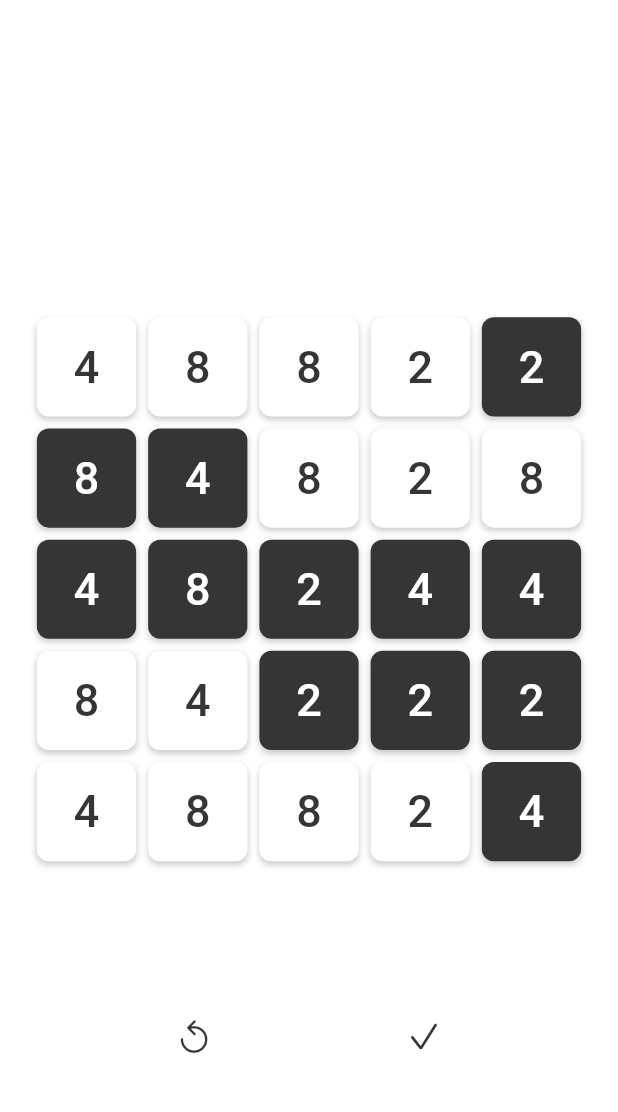
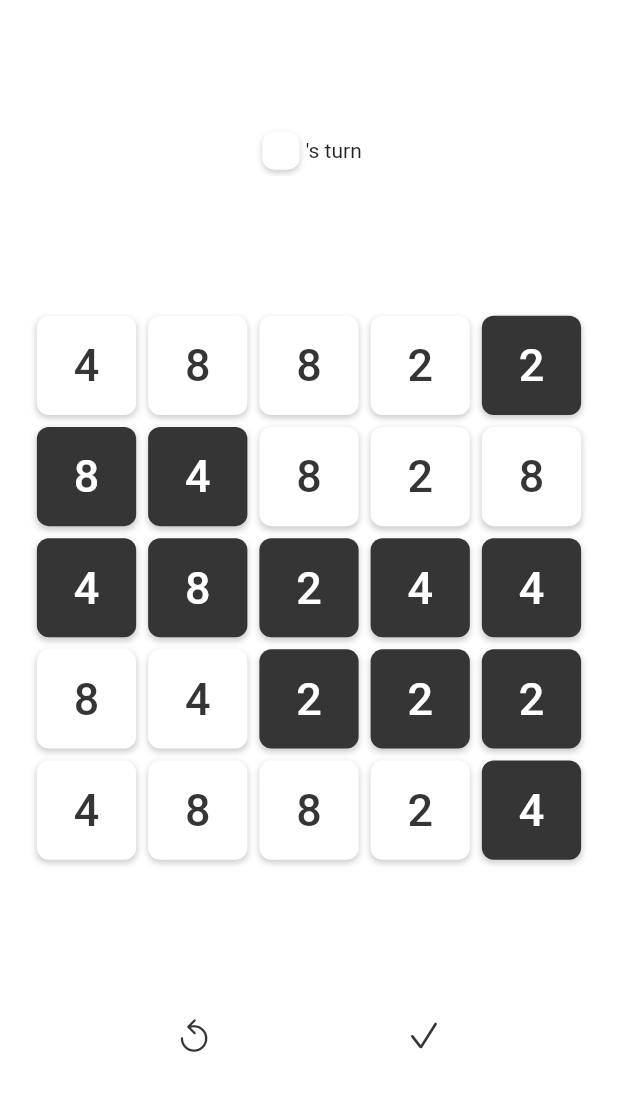
Before and after one commit to saat-sy/gobble, a Flutter app: the screen it shows after launch, after a tap on "Start", on a phone screen of 412 x 824 dp, the part 61-1173 px from its top. Run offline on Flutter 3.47's test engine with Material 2 defaults, Android fonts, the phone set to English and light mode, and no system bars; our stand-ins replace bloc, cloud_firestore, equatable, firebase_core, flutter_bloc, flutter_spinkit and 1 more; accounts and stored records are empty.

Commit message:
Fixed my stupidity

```diff
--- a/lib/multiplayer/multiplayer_bloc.dart
+++ b/lib/multiplayer/multiplayer_bloc.dart
@@ -23,19 +23,23 @@ class MultiplayerBloc extends Bloc<MultiplayerEvent, MultiplayerState> {
   CollectionReference rooms = FirebaseFirestore.instance.collection("Rooms");
 
   void _init(MultiplayerInitEvent event, Emitter<MultiplayerState> emit) async {
-    final prefs = await SharedPreferences.getInstance();
-    final String? code = prefs.getString(GobbleStrings.code);
+    // final prefs = await SharedPreferences.getInstance();
+    // final String? code = prefs.getString(GobbleStrings.code);
 
-    if (code != null) {
-      emit(InitMultiPlayerState(
-        isCodeAvailable: true,
-        code: code,
-      ));
-    } else {
-      emit(const InitMultiPlayerState(
-        isCodeAvailable: false,
-      ));
-    }
+    // if (code != null) {
+    //   emit(InitMultiPlayerState(
+    //     isCodeAvailable: true,
+    //     code: code,
+    //   ));
+    // } else {
+    //   emit(const InitMultiPlayerState(
+    //     isCodeAvailable: false,
+    //   ));
+    // }
+
+    emit(const InitMultiPlayerState(
+      isCodeAvailable: false,
+    ));
   }
 
   void _generateCode(GenerateCode event, Emitter<MultiplayerState> emit) async {
--- a/lib/puzzle/bloc/puzzle_bloc.dart
+++ b/lib/puzzle/bloc/puzzle_bloc.dart
@@ -25,7 +25,6 @@ class PuzzleBloc extends Bloc<PuzzleEvent, PuzzleState> {
   }
 
   void _onLoadEmpty(LoadEmptyPuzzle event, Emitter<PuzzleState> emit) {
-    print('yoyo');
     emit(
       PuzzleState(
         puzzle: PuzzleFunctions.generateEmptyPuzzle(),
@@ -51,11 +50,14 @@ class PuzzleBloc extends Bloc<PuzzleEvent, PuzzleState> {
   void _onLoadMulti(LoadMultiPuzzle event, Emitter<PuzzleState> emit) async {
     Puzzle puz = event.puzzle;
 
+    print('hello world');
+
     if (event.player == Player.one) {
       await FirebaseFirestore.instance
           .collection('Rooms')
           .doc(event.code)
           .update({'started': true});
+      print('yessssssssssssssssssssssssss');
     }
 
     await emit.forEach(
--- a/lib/puzzle/widgets/puzzle_board.dart
+++ b/lib/puzzle/widgets/puzzle_board.dart
@@ -1,4 +1,3 @@
-import 'dart:html';
 import 'dart:math';
 
 import 'package:flutter/material.dart';
--- a/lib/puzzle/widgets/puzzle_builder.dart
+++ b/lib/puzzle/widgets/puzzle_builder.dart
@@ -22,10 +22,6 @@ class PuzzleBuilder extends StatefulWidget {
 
 class _PuzzleBuilderState extends State<PuzzleBuilder>
     with TickerProviderStateMixin {
-  // GAME SWITCHER
-  late AnimationController _switcherController;
-  late Animation<double> _switcherAnimation;
-
   late AnimationController _blurController;
   late Animation<double> _blurAnimation;
 
@@ -38,13 +34,6 @@ class _PuzzleBuilderState extends State<PuzzleBuilder>
 
   @override
   void initState() {
-    // FOR SWITCHER
-    _switcherController = AnimationController(
-        vsync: this, duration: const Duration(milliseconds: 400));
-
-    _switcherAnimation =
-        Tween(begin: 1.0, end: 0.0).animate(_switcherController);
-
     // FOR BLUR
     _blurController = AnimationController(
         vsync: this, duration: const Duration(milliseconds: 200));
@@ -62,7 +51,6 @@ class _PuzzleBuilderState extends State<PuzzleBuilder>
 
   @override
   void dispose() {
-    _switcherController.dispose();
     _blurController.dispose();
     _codeController.dispose();
     _textController.dispose();
@@ -89,7 +77,6 @@ class _PuzzleBuilderState extends State<PuzzleBuilder>
             pageBuilder: (context, _, __) => OfflineWinnerDialog(
               onBackPress: () {
                 Navigator.pop(context);
-                _switcherController.reverse();
                 buildContext.read<PuzzleBloc>().add(LoadEmptyPuzzle());
               },
               playerWon: winner == Player.one ? 'Player 1' : 'Player 2',
@@ -102,7 +89,6 @@ class _PuzzleBuilderState extends State<PuzzleBuilder>
               pageBuilder: (context, _, __) => OnlineWinnerDialog(
                 onBackPress: () {
                   Navigator.pop(context);
-                  _switcherController.reverse();
                   buildContext.read<PuzzleBloc>().add(LoadEmptyPuzzle());
                 },
               ),
@@ -113,7 +99,6 @@ class _PuzzleBuilderState extends State<PuzzleBuilder>
               pageBuilder: (context, _, __) => OnlineLoserDialog(
                 onBackPress: () {
                   Navigator.pop(context);
-                  _switcherController.reverse();
                   buildContext.read<PuzzleBloc>().add(LoadEmptyPuzzle());
                 },
               ),
@@ -129,11 +114,15 @@ class _PuzzleBuilderState extends State<PuzzleBuilder>
           BlocBuilder<PuzzleBloc, PuzzleState>(
             buildWhen: (previous, current) =>
                 (previous.puzzleType != current.puzzleType) ||
-                (previous.started != current.started),
+                (previous.started != current.started) ||
+                (previous.currentPlayer != current.currentPlayer),
             builder: (context, state) {
-              return FadeTransition(
-                opacity: _switcherAnimation,
-                child: Row(
+              return AnimatedCrossFade(
+                crossFadeState: state.started
+                    ? CrossFadeState.showSecond
+                    : CrossFadeState.showFirst,
+                duration: const Duration(milliseconds: 200),
+                firstChild: Row(
                   mainAxisAlignment: MainAxisAlignment.spaceEvenly,
                   children: [
                     _switchButton(
@@ -146,6 +135,19 @@ class _PuzzleBuilderState extends State<PuzzleBuilder>
                       context: context,
                       puzzleType: PuzzleType.online,
                     ),
+                  ],
+                ),
+                secondChild: Row(
+                  mainAxisAlignment: state.puzzleType == PuzzleType.online
+                      ? MainAxisAlignment.spaceEvenly
+                      : MainAxisAlignment.center,
+                  children: [
+                    // CURRENT PLAYER
+                    getCurrentPlayerWidget(state),
+                    // PLAYER
+                    state.puzzleType == PuzzleType.online
+                        ? getPlayerWidget(state)
+                        : Container()
                   ],
                 ),
               );
@@ -200,6 +202,60 @@ class _PuzzleBuilderState extends State<PuzzleBuilder>
     );
   }
 
+  Row getPlayerWidget(PuzzleState state) {
+    return Row(
+      children: [
+        const Text('You are '),
+        Container(
+          margin: const EdgeInsets.all(4),
+          height: 25,
+          width: 25,
+          decoration: BoxDecoration(
+            color: state.player == Player.one
+                ? GobbleColors.background
+                : GobbleColors.black,
+            borderRadius: BorderRadius.circular(8),
+            boxShadow: [
+              BoxShadow(
+                color: Colors.black.withOpacity(0.2),
+                spreadRadius: 0,
+                blurRadius: 3,
+                offset: const Offset(0, 2),
+              ),
+            ],
+          ),
+        ),
+      ],
+    );
+  }
+
+  Row getCurrentPlayerWidget(PuzzleState state) {
+    return Row(
+      children: [
+        Container(
+          margin: const EdgeInsets.all(4),
+          height: 25,
+          width: 25,
+          decoration: BoxDecoration(
+            color: state.currentPlayer == Player.one
+                ? GobbleColors.background
+                : GobbleColors.black,
+            borderRadius: BorderRadius.circular(8),
+            boxShadow: [
+              BoxShadow(
+                color: Colors.black.withOpacity(0.2),
+                spreadRadius: 0,
+                blurRadius: 3,
+                offset: const Offset(0, 2),
+              ),
+            ],
+          ),
+        ),
+        const Text('\'s turn')
+      ],
+    );
+  }
+
   BlocConsumer _onlineButtonsBuilder() {
     return BlocConsumer<MultiplayerBloc, MultiplayerState>(
       listener: ((context, state) {
@@ -212,7 +268,6 @@ class _PuzzleBuilderState extends State<PuzzleBuilder>
               pageBuilder: (context, __, ___) {
                 return StartOrNotDialog(
                   yesPressed: () {
-                    _switcherController.forward();
                     buildContext.read<PuzzleBloc>().add(
                           LoadMultiPuzzle(
                             player: state.player,
@@ -552,7 +607,6 @@ class _PuzzleBuilderState extends State<PuzzleBuilder>
               onPressed: () {
                 // START GAME PRESSED
                 if (isOffline) {
-                  _switcherController.forward();
                   context.read<PuzzleBloc>().add(LoadSinglePuzzle());
                 } else {
                   if (isValid(_textController.text) == null) {
@@ -607,7 +661,6 @@ class _PuzzleBuilderState extends State<PuzzleBuilder>
         ),
         IconButton(
           onPressed: () {
-            _switcherController.reverse();
             context.read<PuzzleBloc>().add(LoadEmptyPuzzle());
           },
           icon: const Icon(
```
Also changed, not shown: lib/puzzle/widgets/start_or_not.dart (+4 -4 lines).
